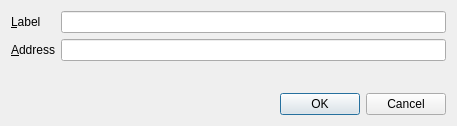
The window that src/qt/forms/editaddressdialog.ui (Cminor-pools/PRUX-Wallet) describes before a commit, drawn with Qt 5.
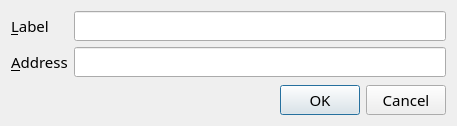
The same window after the commit. Custom widgets are drawn as their Qt base class.

Patch:
```diff
--- a/src/qt/forms/editaddressdialog.ui
+++ b/src/qt/forms/editaddressdialog.ui
@@ -10,6 +10,12 @@
     <height>126</height>
    </rect>
   </property>
+  <property name="font">
+   <font>
+    <family>Roboto Lt</family>
+    <pointsize>11</pointsize>
+   </font>
+  </property>
   <property name="windowTitle">
    <string>Edit Address</string>
   </property>
```
